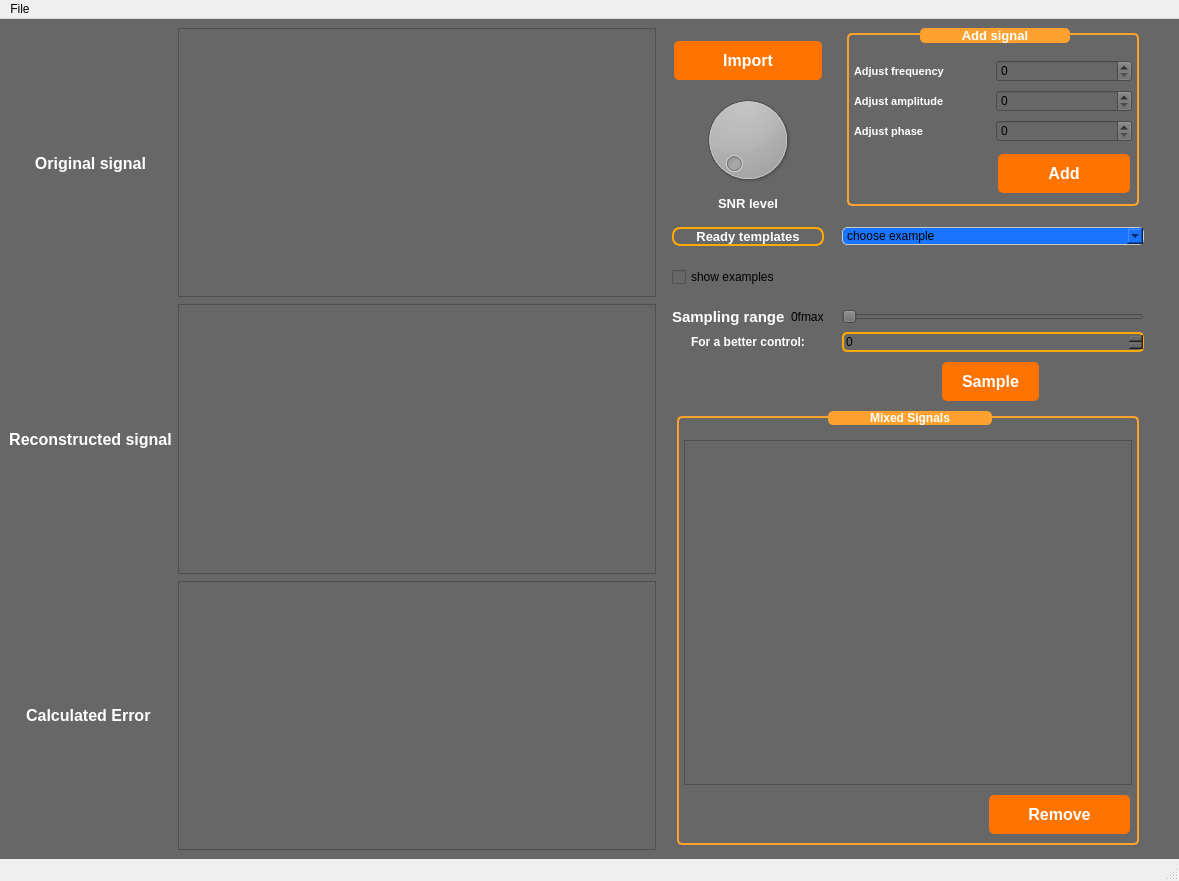
SaraElsaggan/sampling_studio_DSP, file sampling_studio.ui: the form before one commit.
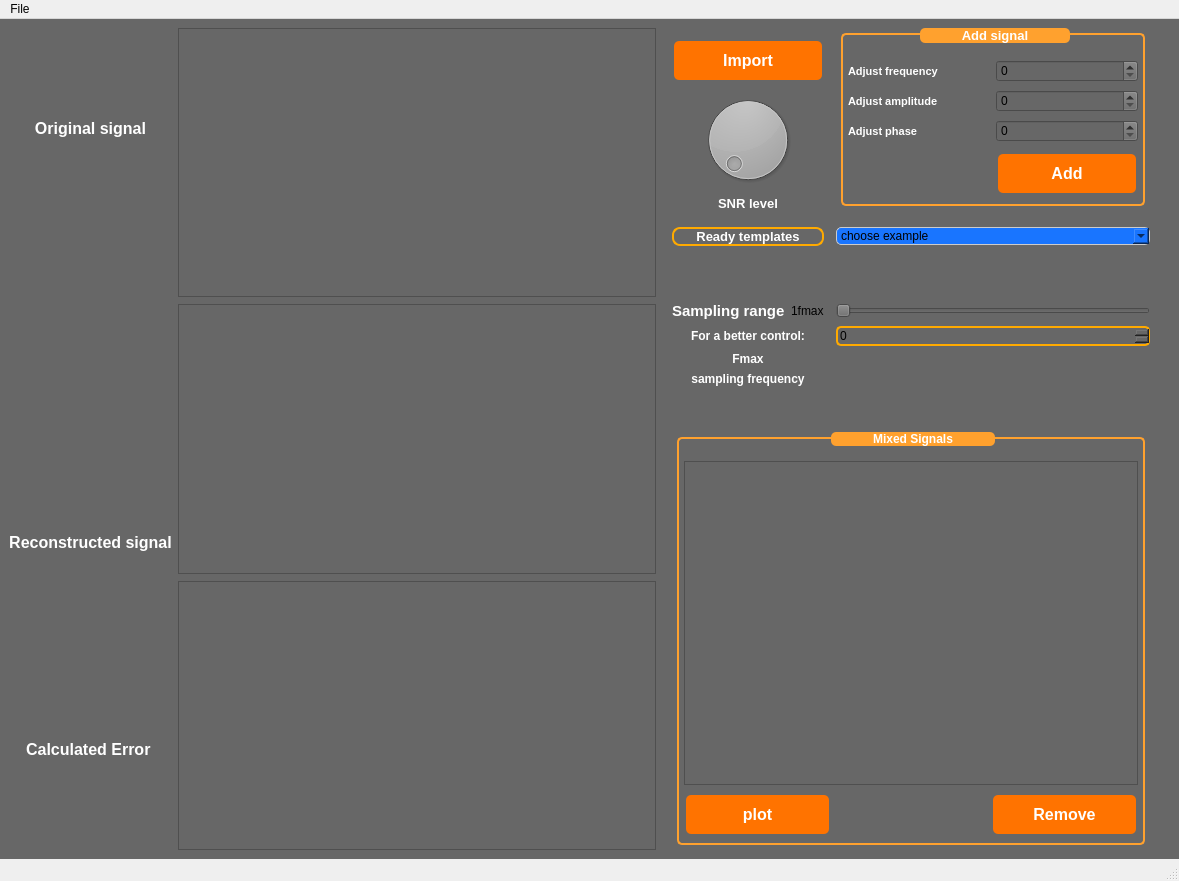
The form after the commit. Custom widgets are drawn as their Qt base class.

```diff
--- a/sampling_studio.ui
+++ b/sampling_studio.ui
@@ -42,49 +42,7 @@
 </string>
    </property>
    <layout class="QGridLayout" name="gridLayout_3">
-    <item row="2" column="0">
-     <widget class="QLabel" name="label_3">
-      <property name="font">
-       <font>
-        <pointsize>12</pointsize>
-        <bold>true</bold>
-       </font>
-      </property>
-      <property name="styleSheet">
-       <string notr="true">QLabel {
-    color: white;
-}</string>
-      </property>
-      <property name="text">
-       <string>Calculated Error </string>
-      </property>
-      <property name="alignment">
-       <set>Qt::AlignCenter</set>
-      </property>
-     </widget>
-    </item>
-    <item row="1" column="0">
-     <widget class="QLabel" name="label_2">
-      <property name="font">
-       <font>
-        <pointsize>12</pointsize>
-        <bold>true</bold>
-       </font>
-      </property>
-      <property name="styleSheet">
-       <string notr="true">QLabel {
-    color: white;
-}</string>
-      </property>
-      <property name="text">
-       <string>Reconstructed signal</string>
-      </property>
-      <property name="alignment">
-       <set>Qt::AlignCenter</set>
-      </property>
-     </widget>
-    </item>
-    <item row="0" column="1" rowspan="3">
+    <item row="0" column="1" rowspan="4">
      <layout class="QVBoxLayout" name="verticalLayout">
       <item>
        <widget class="PlotWidget" name="graph_orignal">
@@ -154,53 +112,8 @@
       </item>
      </layout>
     </item>
-    <item row="0" column="0">
-     <widget class="QLabel" name="label">
-      <property name="font">
-       <font>
-        <pointsize>12</pointsize>
-        <bold>true</bold>
-       </font>
-      </property>
-      <property name="styleSheet">
-       <string notr="true">QLabel {
-    color: white;
-}</string>
-      </property>
-      <property name="text">
-       <string>Original signal</string>
-      </property>
-      <property name="alignment">
-       <set>Qt::AlignCenter</set>
-      </property>
-     </widget>
-    </item>
-    <item row="0" column="3" rowspan="3">
+    <item row="0" column="3" rowspan="4">
      <layout class="QGridLayout" name="gridLayout_2">
-      <item row="6" column="3">
-       <widget class="QSpinBox" name="spin__samp_freq">
-        <property name="styleSheet">
-         <string notr="true">border: 2px solid  rgb(255, 170, 0);
-border-radius:5px;</string>
-        </property>
-       </widget>
-      </item>
-      <item row="2" column="0">
-       <spacer name="verticalSpacer_3">
-        <property name="orientation">
-         <enum>Qt::Vertical</enum>
-        </property>
-        <property name="sizeType">
-         <enum>QSizePolicy::Fixed</enum>
-        </property>
-        <property name="sizeHint" stdset="0">
-         <size>
-          <width>20</width>
-          <height>10</height>
-         </size>
-        </property>
-       </spacer>
-      </item>
       <item row="5" column="0">
        <layout class="QHBoxLayout" name="horizontalLayout">
         <item>
@@ -224,187 +137,38 @@
         <item>
          <widget class="QLabel" name="lbl_samp_freq">
           <property name="text">
-           <string>0fmax</string>
+           <string>1fmax</string>
           </property>
          </widget>
         </item>
        </layout>
       </item>
-      <item row="4" column="0">
-       <widget class="QCheckBox" name="chk_bx_examp">
-        <property name="text">
-         <string>show examples</string>
-        </property>
-       </widget>
-      </item>
-      <item row="4" column="3">
-       <spacer name="verticalSpacer_7">
-        <property name="orientation">
-         <enum>Qt::Vertical</enum>
-        </property>
-        <property name="sizeType">
-         <enum>QSizePolicy::Fixed</enum>
-        </property>
-        <property name="sizeHint" stdset="0">
-         <size>
-          <width>20</width>
-          <height>50</height>
-         </size>
-        </property>
-       </spacer>
-      </item>
-      <item row="0" column="3">
-       <widget class="QGroupBox" name="groupBox">
-        <property name="enabled">
-         <bool>true</bool>
-        </property>
-        <property name="sizePolicy">
-         <sizepolicy hsizetype="Preferred" vsizetype="Minimum">
-          <horstretch>0</horstretch>
-          <verstretch>0</verstretch>
-         </sizepolicy>
-        </property>
-        <property name="minimumSize">
-         <size>
-          <width>20</width>
-          <height>40</height>
-         </size>
-        </property>
+      <item row="6" column="0">
+       <widget class="QLabel" name="label_10">
         <property name="font">
          <font>
-          <pointsize>10</pointsize>
           <bold>true</bold>
          </font>
         </property>
         <property name="styleSheet">
-         <string notr="true">QGroupBox {
-    border: 2px solid;
-	border-color: rgb(255, 161, 46);
-  border-radius: 5px;
-    color: #333333;
-    padding: 10px;
-    margin: 5px;
-}
-
-QGroupBox::title {
- subcontrol-position: top center;
-  background-color:  rgb(255, 161, 46);
-    subcontrol-origin: margin;
- color:rgb(255, 255, 255);
-    font: 14pt &quot;Arial&quot;;
-border-radius: 5px;
-padding-left: 40px;
-    padding-right: 40px;
-
-}
-QLabel {
-    color: white;
-}
-</string>
+         <string notr="true">color: rgb(255, 255, 255);</string>
         </property>
-        <property name="title">
-         <string>Add signal</string>
-        </property>
-        <layout class="QGridLayout" name="gridLayout_4">
-         <item row="1" column="0">
-          <widget class="QLabel" name="label_6">
-           <property name="font">
-            <font>
-             <pointsize>8</pointsize>
-             <bold>true</bold>
-            </font>
-           </property>
-           <property name="text">
-            <string>Adjust amplitude</string>
-           </property>
-          </widget>
-         </item>
-         <item row="0" column="0">
-          <widget class="QLabel" name="label_5">
-           <property name="font">
-            <font>
-             <pointsize>8</pointsize>
-             <bold>true</bold>
-            </font>
-           </property>
-           <property name="styleSheet">
-            <string notr="true"/>
-           </property>
-           <property name="text">
-            <string>Adjust frequency</string>
-           </property>
-          </widget>
-         </item>
-         <item row="2" column="0">
-          <widget class="QLabel" name="label_8">
-           <property name="font">
-            <font>
-             <pointsize>8</pointsize>
-             <bold>true</bold>
-            </font>
-           </property>
-           <property name="text">
-            <string>Adjust phase</string>
-           </property>
-          </widget>
-         </item>
-         <item row="2" column="1">
-          <widget class="QSpinBox" name="spin_phase"/>
-         </item>
-         <item row="0" column="1">
-          <widget class="QSpinBox" name="spin_freq"/>
-         </item>
-         <item row="1" column="1">
-          <widget class="QSpinBox" name="spin_amp"/>
-         </item>
-         <item row="4" column="1">
-          <widget class="QPushButton" name="btn_add_comp">
-           <property name="font">
-            <font>
-             <pointsize>-1</pointsize>
-             <bold>true</bold>
-             <underline>false</underline>
-             <strikeout>false</strikeout>
-            </font>
-           </property>
-           <property name="styleSheet">
-            <string notr="true">background-color: #FF7300;</string>
-           </property>
-           <property name="text">
-            <string>Add</string>
-           </property>
-          </widget>
-         </item>
-        </layout>
-       </widget>
-      </item>
-      <item row="3" column="0">
-       <widget class="QLabel" name="label_9">
-        <property name="sizePolicy">
-         <sizepolicy hsizetype="Minimum" vsizetype="Minimum">
-          <horstretch>0</horstretch>
-          <verstretch>0</verstretch>
-         </sizepolicy>
-        </property>
-        <property name="font">
-         <font>
-          <pointsize>10</pointsize>
-          <bold>true</bold>
-         </font>
-        </property>
-        <property name="styleSheet">
-         <string notr="true">color:rgb(255, 255, 255);
-border: 2px solid  rgb(255, 170, 0);
-border-radius:8px;</string>
-        </property>
         <property name="text">
-         <string>Ready templates</string>
+         <string>For a better control:</string>
         </property>
         <property name="alignment">
          <set>Qt::AlignCenter</set>
         </property>
        </widget>
       </item>
+      <item row="6" column="2">
+       <widget class="QSpinBox" name="spin__samp_freq">
+        <property name="styleSheet">
+         <string notr="true">border: 2px solid  rgb(255, 170, 0);
+border-radius:5px;</string>
+        </property>
+       </widget>
+      </item>
       <item row="0" column="0">
        <layout class="QGridLayout" name="gridLayout">
         <item row="1" column="0">
@@ -468,39 +232,7 @@
         </item>
        </layout>
       </item>
-      <item row="3" column="3">
-       <widget class="QComboBox" name="comb_bx_examp">
-        <property name="styleSheet">
-         <string notr="true"> border: 1px solid #ccc;
-border-radius:5px;
-font-family: Arial, sans-serif;
-color: black;
-background-color:rgb(25, 117, 255);
-</string>
-        </property>
-        <item>
-         <property name="text">
-          <string>choose example</string>
-         </property>
-        </item>
-        <item>
-         <property name="text">
-          <string>example 1</string>
-         </property>
-        </item>
-        <item>
-         <property name="text">
-          <string>example 2</string>
-         </property>
-        </item>
-        <item>
-         <property name="text">
-          <string>example 3</string>
-         </property>
-        </item>
-       </widget>
-      </item>
-      <item row="16" column="0" colspan="4">
+      <item row="15" column="0" colspan="3">
        <widget class="QGroupBox" name="groupBox_2">
         <property name="font">
          <font>
@@ -557,10 +289,236 @@
          <item row="0" column="0" colspan="3">
           <widget class="QListWidget" name="list_comps"/>
          </item>
+         <item row="2" column="0">
+          <widget class="QPushButton" name="btn_mixed_plot">
+           <property name="font">
+            <font>
+             <pointsize>-1</pointsize>
+             <bold>true</bold>
+             <underline>false</underline>
+             <strikeout>false</strikeout>
+            </font>
+           </property>
+           <property name="styleSheet">
+            <string notr="true">background-color: #FF7300;</string>
+           </property>
+           <property name="text">
+            <string>plot</string>
+           </property>
+          </widget>
+         </item>
         </layout>
        </widget>
       </item>
-      <item row="5" column="3">
+      <item row="3" column="0">
+       <widget class="QLabel" name="label_9">
+        <property name="sizePolicy">
+         <sizepolicy hsizetype="Minimum" vsizetype="Minimum">
+          <horstretch>0</horstretch>
+          <verstretch>0</verstretch>
+         </sizepolicy>
+        </property>
+        <property name="font">
+         <font>
+          <pointsize>10</pointsize>
+          <bold>true</bold>
+         </font>
+        </property>
+        <property name="styleSheet">
+         <string notr="true">color:rgb(255, 255, 255);
+border: 2px solid  rgb(255, 170, 0);
+border-radius:8px;</string>
+        </property>
+        <property name="text">
+         <string>Ready templates</string>
+        </property>
+        <property name="alignment">
+         <set>Qt::AlignCenter</set>
+        </property>
+       </widget>
+      </item>
+      <item row="4" column="2">
+       <spacer name="verticalSpacer_7">
+        <property name="orientation">
+         <enum>Qt::Vertical</enum>
+        </property>
+        <property name="sizeType">
+         <enum>QSizePolicy::Fixed</enum>
+        </property>
+        <property name="sizeHint" stdset="0">
+         <size>
+          <width>20</width>
+          <height>50</height>
+         </size>
+        </property>
+       </spacer>
+      </item>
+      <item row="2" column="0">
+       <spacer name="verticalSpacer_3">
+        <property name="orientation">
+         <enum>Qt::Vertical</enum>
+        </property>
+        <property name="sizeType">
+         <enum>QSizePolicy::Fixed</enum>
+        </property>
+        <property name="sizeHint" stdset="0">
+         <size>
+          <width>20</width>
+          <height>10</height>
+         </size>
+        </property>
+       </spacer>
+      </item>
+      <item row="0" column="2">
+       <widget class="QGroupBox" name="groupBox">
+        <property name="enabled">
+         <bool>true</bool>
+        </property>
+        <property name="sizePolicy">
+         <sizepolicy hsizetype="Preferred" vsizetype="Minimum">
+          <horstretch>0</horstretch>
+          <verstretch>0</verstretch>
+         </sizepolicy>
+        </property>
+        <property name="minimumSize">
+         <size>
+          <width>20</width>
+          <height>40</height>
+         </size>
+        </property>
+        <property name="font">
+         <font>
+          <pointsize>10</pointsize>
+          <bold>true</bold>
+         </font>
+        </property>
+        <property name="styleSheet">
+         <string notr="true">QGroupBox {
+    border: 2px solid;
+	border-color: rgb(255, 161, 46);
+  border-radius: 5px;
+    color: #333333;
+    padding: 10px;
+    margin: 5px;
+}
+
+QGroupBox::title {
+ subcontrol-position: top center;
+  background-color:  rgb(255, 161, 46);
+    subcontrol-origin: margin;
+ color:rgb(255, 255, 255);
+    font: 14pt &quot;Arial&quot;;
+border-radius: 5px;
+padding-left: 40px;
+    padding-right: 40px;
+
+}
+QLabel {
+    color: white;
+}
+</string>
+        </property>
+        <property name="title">
+         <string>Add signal</string>
+        </property>
+        <layout class="QGridLayout" name="gridLayout_4">
+         <item row="2" column="0">
+          <widget class="QLabel" name="label_8">
+           <property name="font">
+            <font>
+             <pointsize>8</pointsize>
+             <bold>true</bold>
+            </font>
+           </property>
+           <property name="text">
+            <string>Adjust phase</string>
+           </property>
+          </widget>
+         </item>
+         <item row="1" column="0">
+          <widget class="QLabel" name="label_6">
+           <property name="font">
+            <font>
+             <pointsize>8</pointsize>
+             <bold>true</bold>
+            </font>
+           </property>
+           <property name="text">
+            <string>Adjust amplitude</string>
+           </property>
+          </widget>
+         </item>
+         <item row="0" column="1">
+          <widget class="QSpinBox" name="spin_freq"/>
+         </item>
+         <item row="2" column="1">
+          <widget class="QSpinBox" name="spin_phase"/>
+         </item>
+         <item row="0" column="0">
+          <widget class="QLabel" name="label_5">
+           <property name="font">
+            <font>
+             <pointsize>8</pointsize>
+             <bold>true</bold>
+            </font>
+           </property>
+           <property name="styleSheet">
+            <string notr="true"/>
+           </property>
+           <property name="text">
+            <string>Adjust frequency</string>
+           </property>
+          </widget>
+         </item>
+         <item row="4" column="1">
+          <widget class="QPushButton" name="btn_add_comp">
+           <property name="font">
+            <font>
+             <pointsize>-1</pointsize>
+             <bold>true</bold>
+             <underline>false</underline>
+             <strikeout>false</strikeout>
+            </font>
+           </property>
+           <property name="styleSheet">
+            <string notr="true">background-color: #FF7300;</string>
+           </property>
+           <property name="text">
+            <string>Add</string>
+           </property>
+           <property name="autoDefault">
+            <bool>true</bool>
+           </property>
+           <property name="default">
+            <bool>true</bool>
+           </property>
+          </widget>
+         </item>
+         <item row="1" column="1">
+          <widget class="QSpinBox" name="spin_amp"/>
+         </item>
+        </layout>
+       </widget>
+      </item>
+      <item row="7" column="0">
+       <widget class="QLabel" name="label_13">
+        <property name="font">
+         <font>
+          <bold>true</bold>
+         </font>
+        </property>
+        <property name="styleSheet">
+         <string notr="true">color: rgb(255, 255, 255);</string>
+        </property>
+        <property name="text">
+         <string>Fmax</string>
+        </property>
+        <property name="alignment">
+         <set>Qt::AlignCenter</set>
+        </property>
+       </widget>
+      </item>
+      <item row="5" column="2">
        <widget class="QSlider" name="horizontalSlider">
         <property name="sizePolicy">
          <sizepolicy hsizetype="Expanding" vsizetype="Fixed">
@@ -598,34 +556,40 @@
         </property>
        </widget>
       </item>
-      <item row="9" column="3" colspan="2">
-       <widget class="QPushButton" name="btn_sample">
-        <property name="sizePolicy">
-         <sizepolicy hsizetype="Fixed" vsizetype="Fixed">
-          <horstretch>0</horstretch>
-          <verstretch>0</verstretch>
-         </sizepolicy>
-        </property>
-        <property name="font">
-         <font>
-          <pointsize>-1</pointsize>
-          <bold>true</bold>
-          <underline>false</underline>
-          <strikeout>false</strikeout>
-         </font>
-        </property>
+      <item row="3" column="2">
+       <widget class="QComboBox" name="comb_bx_examp">
         <property name="styleSheet">
-         <string notr="true">background-color: #FF7300;
-margin-left:100%;
-margin-right:100%;</string>
+         <string notr="true"> border: 1px solid #ccc;
+border-radius:5px;
+font-family: Arial, sans-serif;
+color: black;
+background-color:rgb(25, 117, 255);
+</string>
         </property>
-        <property name="text">
-         <string>Sample</string>
-        </property>
+        <item>
+         <property name="text">
+          <string>choose example</string>
+         </property>
+        </item>
+        <item>
+         <property name="text">
+          <string>example 1 : sin(2πx (6) ) +sin(2πx(2))</string>
+         </property>
+        </item>
+        <item>
+         <property name="text">
+          <string>example 2 : sin(2πx (5)) + 2sin(2πx(3))</string>
+         </property>
+        </item>
+        <item>
+         <property name="text">
+          <string>example 1 : 2sin(2πx (4) ) + sin(2πx(1)) + sin(2πx(3)) </string>
+         </property>
+        </item>
        </widget>
       </item>
-      <item row="6" column="0">
-       <widget class="QLabel" name="label_10">
+      <item row="8" column="0">
+       <widget class="QLabel" name="label_11">
         <property name="font">
          <font>
           <bold>true</bold>
@@ -635,32 +599,67 @@
          <string notr="true">color: rgb(255, 255, 255);</string>
         </property>
         <property name="text">
-         <string>For a better control:</string>
+         <string>sampling frequency</string>
         </property>
         <property name="alignment">
          <set>Qt::AlignCenter</set>
         </property>
        </widget>
       </item>
+      <item row="7" column="2">
+       <widget class="QLabel" name="lbl_fmax">
+        <property name="text">
+         <string/>
+        </property>
+       </widget>
+      </item>
+      <item row="8" column="2">
+       <widget class="QLabel" name="lbl_samp_freq_abs">
+        <property name="text">
+         <string/>
+        </property>
+       </widget>
+      </item>
+      <item row="9" column="2">
+       <spacer name="verticalSpacer_4">
+        <property name="orientation">
+         <enum>Qt::Vertical</enum>
+        </property>
+        <property name="sizeType">
+         <enum>QSizePolicy::Minimum</enum>
+        </property>
+        <property name="sizeHint" stdset="0">
+         <size>
+          <width>20</width>
+          <height>40</height>
+         </size>
+        </property>
+       </spacer>
+      </item>
      </layout>
     </item>
-    <item row="0" column="2">
-     <spacer name="horizontalSpacer_2">
-      <property name="orientation">
-       <enum>Qt::Horizontal</enum>
+    <item row="2" column="0">
+     <widget class="QLabel" name="label_2">
+      <property name="font">
+       <font>
+        <pointsize>12</pointsize>
+        <bold>true</bold>
+       </font>
       </property>
-      <property name="sizeType">
-       <enum>QSizePolicy::Fixed</enum>
+      <property name="styleSheet">
+       <string notr="true">QLabel {
+    color: white;
+}</string>
       </property>
-      <property name="sizeHint" stdset="0">
-       <size>
-        <width>10</width>
-        <height>20</height>
-       </size>
+      <property name="text">
+       <string>Reconstructed signal</string>
       </property>
-     </spacer>
+      <property name="alignment">
+       <set>Qt::AlignCenter</set>
+      </property>
+     </widget>
     </item>
-    <item row="0" column="4">
+    <item row="1" column="4">
      <spacer name="horizontalSpacer_3">
       <property name="orientation">
        <enum>Qt::Horizontal</enum>
@@ -676,6 +675,64 @@
       </property>
      </spacer>
     </item>
+    <item row="1" column="2">
+     <spacer name="horizontalSpacer_2">
+      <property name="orientation">
+       <enum>Qt::Horizontal</enum>
+      </property>
+      <property name="sizeType">
+       <enum>QSizePolicy::Fixed</enum>
+      </property>
+      <property name="sizeHint" stdset="0">
+       <size>
+        <width>10</width>
+        <height>20</height>
+       </size>
+      </property>
+     </spacer>
+    </item>
+    <item row="3" column="0">
+     <widget class="QLabel" name="label_3">
+      <property name="font">
+       <font>
+        <pointsize>12</pointsize>
+        <bold>true</bold>
+       </font>
+      </property>
+      <property name="styleSheet">
+       <string notr="true">QLabel {
+    color: white;
+}</string>
+      </property>
+      <property name="text">
+       <string>Calculated Error </string>
+      </property>
+      <property name="alignment">
+       <set>Qt::AlignCenter</set>
+      </property>
+     </widget>
+    </item>
+    <item row="0" column="0">
+     <widget class="QLabel" name="label">
+      <property name="font">
+       <font>
+        <pointsize>12</pointsize>
+        <bold>true</bold>
+       </font>
+      </property>
+      <property name="styleSheet">
+       <string notr="true">QLabel {
+    color: white;
+}</string>
+      </property>
+      <property name="text">
+       <string>Original signal</string>
+      </property>
+      <property name="alignment">
+       <set>Qt::AlignCenter</set>
+      </property>
+     </widget>
+    </item>
    </layout>
   </widget>
   <widget class="QMenuBar" name="menubar">
```
Left out of the diff: 17 changed lines with no effect on the pictures.
